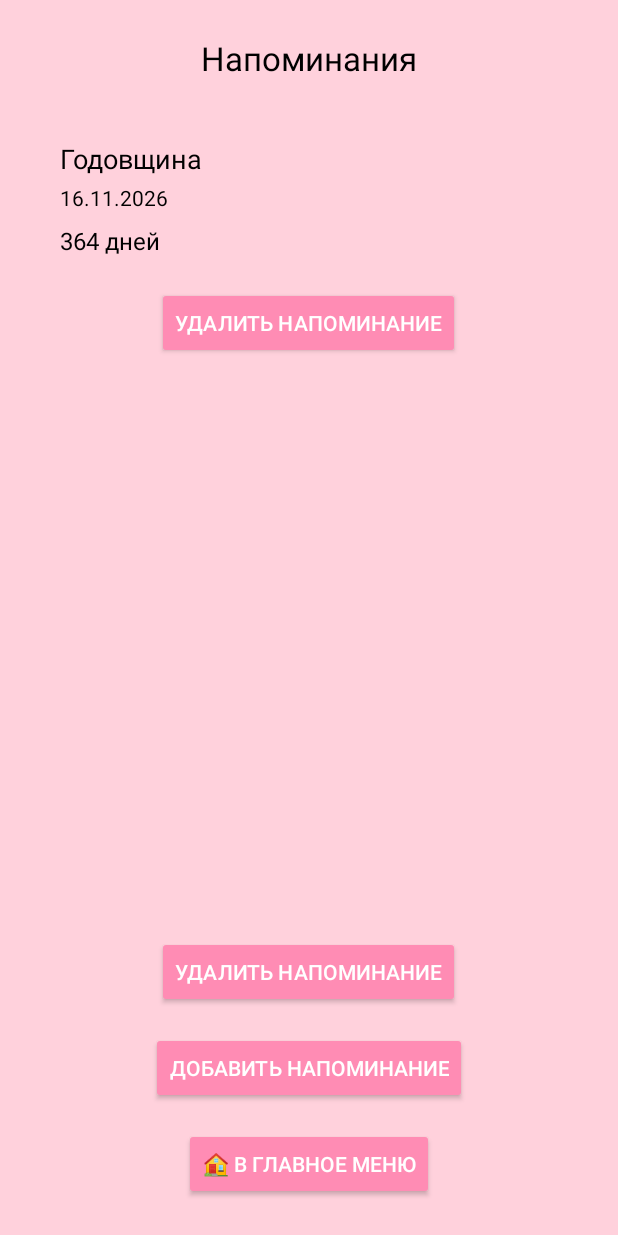
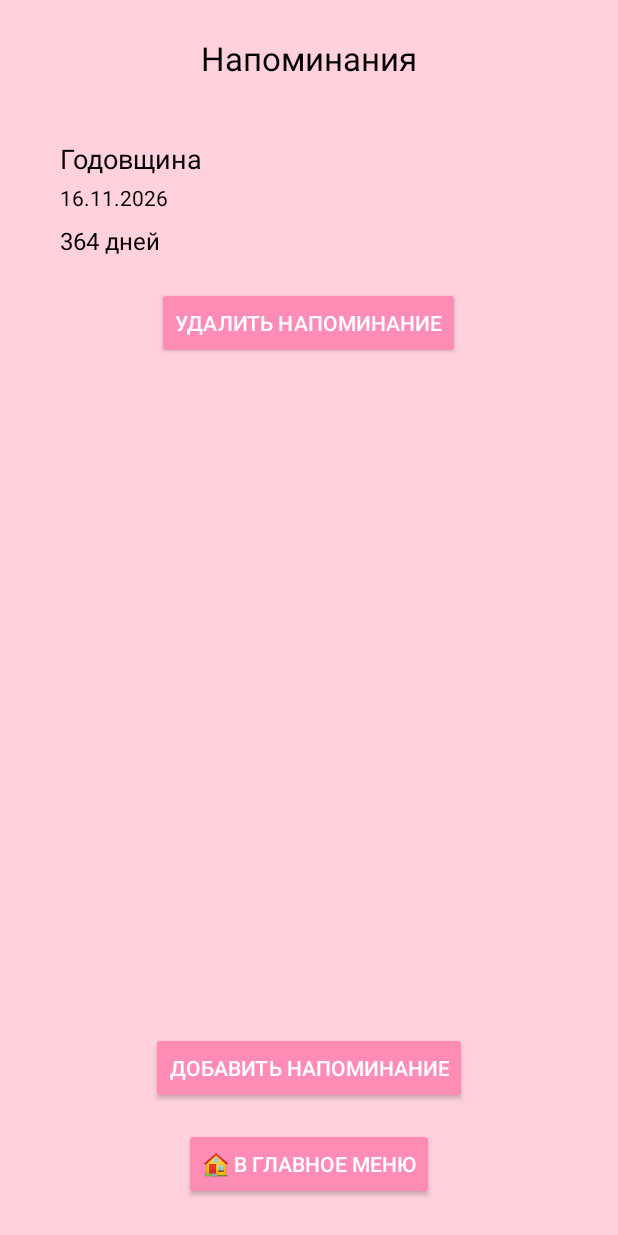
Before and after one commit to 9I3BA/love-widget, an Android app: the AnniversaryActivity screen opened directly, with no data from a screen before it, on a phone screen of 412 x 824 dp. Run offline under Robolectric (Android 15) with nearby library versions, the phone set to English and light mode, and no system bars.

Commit message:
kak menya vce eto zadolbalo

```diff
--- a/app/src/main/res/layout/activity_anniversary.xml
+++ b/app/src/main/res/layout/activity_anniversary.xml
@@ -34,15 +34,7 @@
         android:gravity="center"
         android:visibility="gone" />
 
-    <Button
-        android:id="@+id/btnDelReminder"
-        android:layout_width="wrap_content"
-        android:layout_height="wrap_content"
-        android:layout_gravity="center"
-        android:layout_marginTop="16dp"
-        android:backgroundTint="@color/dark_pink"
-        android:text="Удалить напоминание"
-        android:textColor="@color/white" />
+
     <Button
         android:id="@+id/btnAddReminder"
         android:layout_width="wrap_content"
--- a/app/src/main/res/layout/activity_settings.xml
+++ b/app/src/main/res/layout/activity_settings.xml
@@ -99,7 +99,7 @@
             android:layout_width="wrap_content"
             android:layout_height="wrap_content"
             android:text="30.10.2020"
-            android:textColor="@color/dark_pink"
+            android:textColor="@color/black"
             android:background="@drawable/pink_background"
             android:layout_marginBottom="24dp" />
 
--- a/gradle/libs.versions.toml
+++ b/gradle/libs.versions.toml
@@ -1,5 +1,5 @@
 [versions]
-agp = "8.13.0"
+agp = "8.13.1"
 kotlin = "2.0.21"
 coreKtx = "1.17.0"
 junit = "4.13.2"
```
